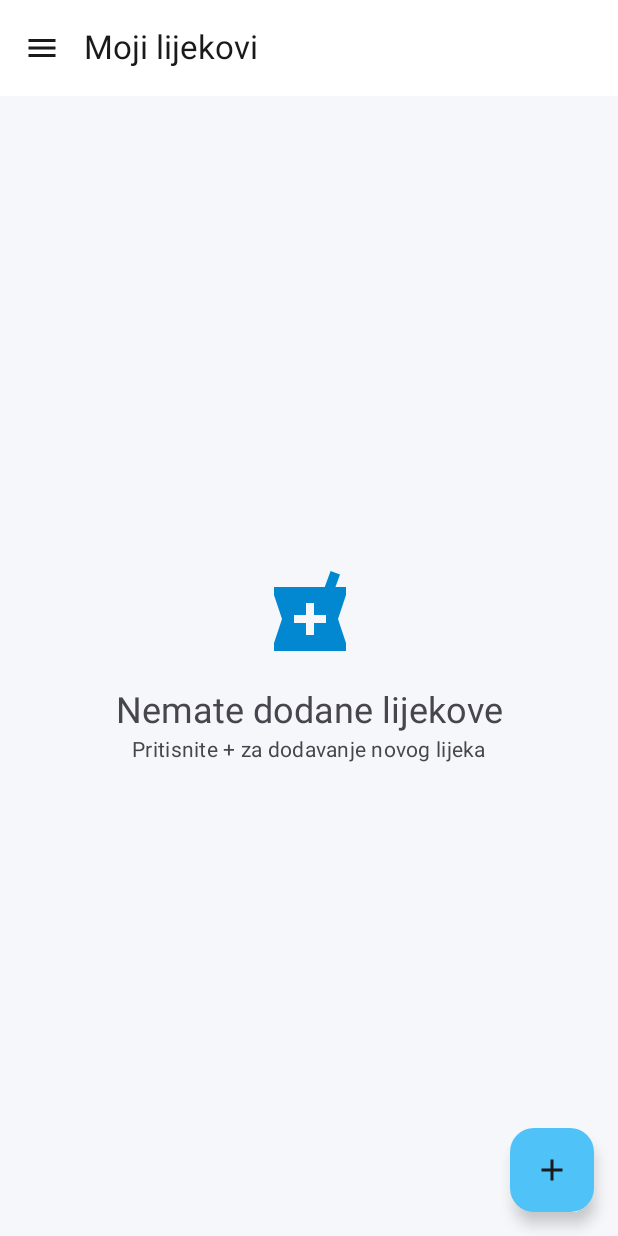
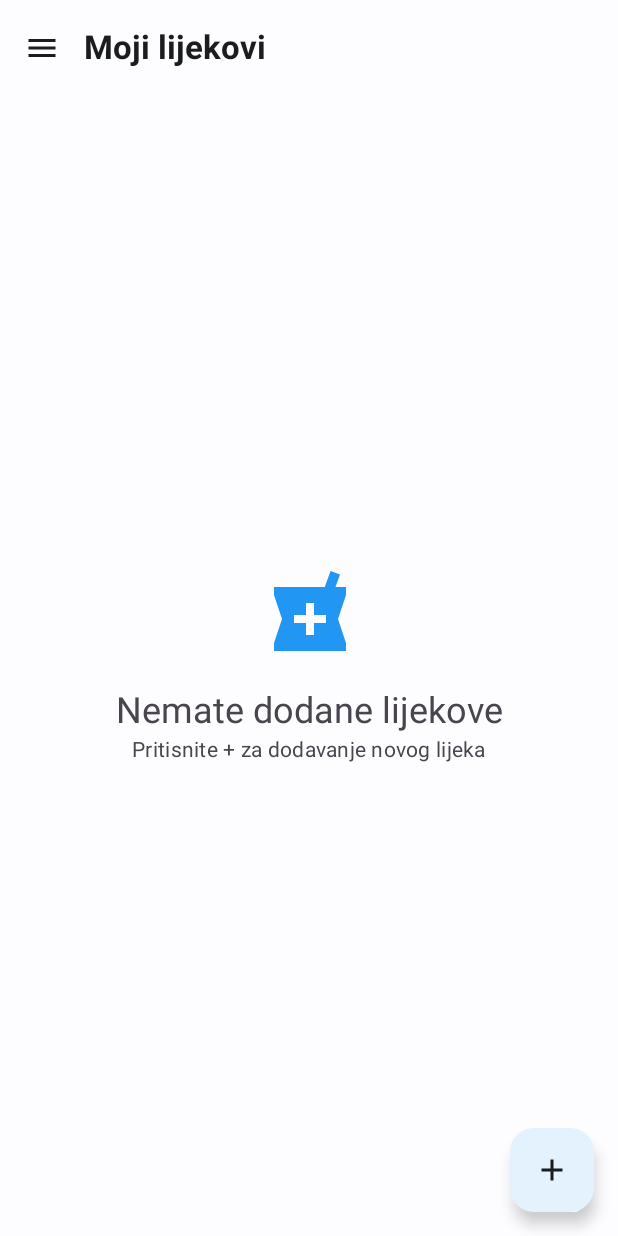
Before and after one commit to imdavor/e_lijekovi_2, an Android app built with Jetpack Compose: the screen it shows after launch (MainActivity), on a phone screen of 412 x 824 dp. Run offline under Robolectric (Android 15) with nearby library versions, the phone set to English and light mode, and no system bars.

Commit message:
update color themes and enhance UI; reorganize color definitions, add delete confirmation dialog, and improve text styling for better readability

```diff
--- a/app/src/main/java/com/example/e_lijekovi_2/ui/theme/Color.kt
+++ b/app/src/main/java/com/example/e_lijekovi_2/ui/theme/Color.kt
@@ -2,33 +2,34 @@ package com.example.e_lijekovi_2.ui.theme
 
 import androidx.compose.ui.graphics.Color
 
-// Svijetle boje (Light theme)
-val MedicalBlue = Color(0xFF0288D1)
-val MedicalBlueLight = Color(0xFF4FC3F7)
-val MedicalGreen = Color(0xFF4CAF50)
-val MedicalRed = Color(0xFFE53935)
-val MedicalOrange = Color(0xFFFF9800)
-val BackgroundLight = Color(0xFFF5F7FA)
-val SurfaceLight = Color(0xFFFFFFFF)
-val TextPrimary = Color(0xFF1A1A1A)
+// Light theme colors
+val Purple40 = Color(0xFF6650a4)
+val PurpleGrey40 = Color(0xFF625b71)
+val Pink40 = Color(0xFF7D5260)
 
-// Tamne boje (Dark theme)
-val MedicalBlueDark = Color(0xFF1976D2)
-val MedicalBlueDarkVariant = Color(0xFF0D47A1)
-val MedicalGreenDark = Color(0xFF388E3C)
-val BackgroundDark = Color(0xFF121212)
-val SurfaceDark = Color(0xFF1E1E1E)
-val TextPrimaryDark = Color(0xFFE0E0E0)
-
-// Dodatne boje
-val WarningYellow = Color(0xFFFFC107)
-val SuccessGreen = Color(0xFF66BB6A)
-val ErrorRed = Color(0xFFEF5350)
-
+// Dark theme colors
 val Purple80 = Color(0xFFD0BCFF)
 val PurpleGrey80 = Color(0xFFCCC2DC)
 val Pink80 = Color(0xFFEFB8C8)
 
-val Purple40 = Color(0xFF6650a4)
-val PurpleGrey40 = Color(0xFF625b71)
-val Pink40 = Color(0xFF7D5260)
+// Medical themed colors
+val MedicalBlue = Color(0xFF2196F3)
+val MedicalBlueDark = Color(0xFF90CAF9)
+val MedicalGreen = Color(0xFF4CAF50)
+val MedicalGreenDark = Color(0xFFA5D6A7)
+val ErrorRed = Color(0xFFBA1A1A)
+val ErrorRedDark = Color(0xFFCF6679)
+
+// Light theme colors
+val BackgroundLight = Color(0xFFFFFBFE)
+val SurfaceLight = Color(0xFFFFFBFE)
+val TextPrimary = Color(0xFF1C1B1F)
+
+// Dark theme colors
+val BackgroundDark = Color(0xFF1C1B1F)
+val SurfaceDark = Color(0xFF2A2930)
+val TextPrimaryDark = Color(0xFFE6E1E5)
+
+// Additional colors for better contrast in dark mode
+val SurfaceVariantDark = Color(0xFF49454F)
+val OnSurfaceVariantDark = Color(0xFFCAC4D0)
--- a/app/src/main/java/com/example/e_lijekovi_2/ui/theme/Theme.kt
+++ b/app/src/main/java/com/example/e_lijekovi_2/ui/theme/Theme.kt
@@ -15,46 +15,50 @@ import androidx.compose.ui.graphics.toArgb
 import androidx.compose.ui.platform.LocalContext
 import androidx.compose.ui.platform.LocalView
 import androidx.core.view.WindowCompat
-import androidx.core.view.WindowInsetsControllerCompat
 
 private val DarkColorScheme = darkColorScheme(
-    primary = MedicalBlueDark,
-    onPrimary = Color.White,
-    primaryContainer = MedicalBlueDarkVariant,
-    onPrimaryContainer = Color.White,
-    secondary = MedicalGreenDark,
-    onSecondary = Color.White,
-    tertiary = MedicalOrange,
-    onTertiary = Color.White,
-    background = BackgroundDark,
-    onBackground = TextPrimaryDark,
-    surface = SurfaceDark,
-    onSurface = TextPrimaryDark,
-    error = ErrorRed,
-    onError = Color.White
+    primary = Color(0xFF90CAF9),
+    onPrimary = Color(0xFF1A1C1E),
+    primaryContainer = Color(0xFF1565C0),
+    onPrimaryContainer = Color(0xFFE3F2FD),
+    secondary = Color(0xFFA5D6A7),
+    onSecondary = Color(0xFF1A1C1E),
+    tertiary = Color(0xFFFFCC02),
+    onTertiary = Color(0xFF1A1C1E),
+    background = Color(0xFF121212),
+    onBackground = Color(0xFFE1E1E1),
+    surface = Color(0xFF1E1E1E),
+    onSurface = Color(0xFFE1E1E1),
+    surfaceVariant = Color(0xFF424242),
+    onSurfaceVariant = Color(0xFFCAC4D0),
+    error = Color(0xFFCF6679),
+    onError = Color(0xFF1A1C1E)
 )
 
 private val LightColorScheme = lightColorScheme(
-    primary = MedicalBlue,
-    onPrimary = Color.White,
-    primaryContainer = MedicalBlueLight,
-    onPrimaryContainer = TextPrimary,
-    secondary = MedicalGreen,
-    onSecondary = Color.White,
-    tertiary = MedicalOrange,
-    onTertiary = Color.White,
-    background = BackgroundLight,
-    onBackground = TextPrimary,
-    surface = SurfaceLight,
-    onSurface = TextPrimary,
-    error = ErrorRed,
-    onError = Color.White
+    primary = Color(0xFF2196F3),
+    onPrimary = Color(0xFFFFFFFF),
+    primaryContainer = Color(0xFFE3F2FD),
+    onPrimaryContainer = Color(0xFF1A1C1E),
+    secondary = Color(0xFF4CAF50),
+    onSecondary = Color(0xFFFFFFFF),
+    tertiary = Color(0xFFFF9800),
+    onTertiary = Color(0xFFFFFFFF),
+    background = Color(0xFFFDFCFF),
+    onBackground = Color(0xFF1A1C1E),
+    surface = Color(0xFFFDFCFF),
+    onSurface = Color(0xFF1A1C1E),
+    surfaceVariant = Color(0xFFE7E0EC),
+    onSurfaceVariant = Color(0xFF49454F),
+    error = Color(0xFFBA1A1A),
+    onError = Color(0xFFFFFFFF)
 )
 
 @Composable
 fun E_lijekovi_2Theme(
     darkTheme: Boolean = isSystemInDarkTheme(),
-    dynamicColor: Boolean = false, // Isključeno za konzistentne boje
+    // Dynamic color is available on Android 12+
+    dynamicColor: Boolean = false, // Onemogućeno da koristimo naše custom boje
     content: @Composable () -> Unit
 ) {
     val colorScheme = when {
@@ -70,10 +74,12 @@ fun E_lijekovi_2Theme(
     if (!view.isInEditMode) {
         SideEffect {
             val window = (view.context as Activity).window
-            WindowCompat.setDecorFitsSystemWindows(window, false)
-            val insetsController = WindowCompat.getInsetsController(window, view)
-            insetsController.isAppearanceLightStatusBars = !darkTheme
-            insetsController.isAppearanceLightNavigationBars = !darkTheme
+            if (Build.VERSION.SDK_INT >= Build.VERSION_CODES.LOLLIPOP) {
+                window.statusBarColor = colorScheme.primary.toArgb()
+                if (Build.VERSION.SDK_INT >= Build.VERSION_CODES.M) {
+                    WindowCompat.getInsetsController(window, view).isAppearanceLightStatusBars = !darkTheme
+                }
+            }
         }
     }
 
--- a/app/src/main/java/com/example/e_lijekovi_2/ui/theme/Type.kt
+++ b/app/src/main/java/com/example/e_lijekovi_2/ui/theme/Type.kt
@@ -14,14 +14,20 @@ val Typography = Typography(
         fontSize = 16.sp,
         lineHeight = 24.sp,
         letterSpacing = 0.5.sp
-    )
-    /* Other default text styles to override
+    ),
     titleLarge = TextStyle(
         fontFamily = FontFamily.Default,
-        fontWeight = FontWeight.Normal,
+        fontWeight = FontWeight.Bold,
         fontSize = 22.sp,
         lineHeight = 28.sp,
         letterSpacing = 0.sp
+    ),
+    titleMedium = TextStyle(
+        fontFamily = FontFamily.Default,
+        fontWeight = FontWeight.Bold,
+        fontSize = 16.sp,
+        lineHeight = 24.sp,
+        letterSpacing = 0.15.sp
     ),
     labelSmall = TextStyle(
         fontFamily = FontFamily.Default,
@@ -30,5 +36,4 @@ val Typography = Typography(
         lineHeight = 16.sp,
         letterSpacing = 0.5.sp
     )
-    */
 )
```
Also changed, not shown: app/src/main/java/com/example/e_lijekovi_2/MainActivity.kt (+98 -15 lines).
